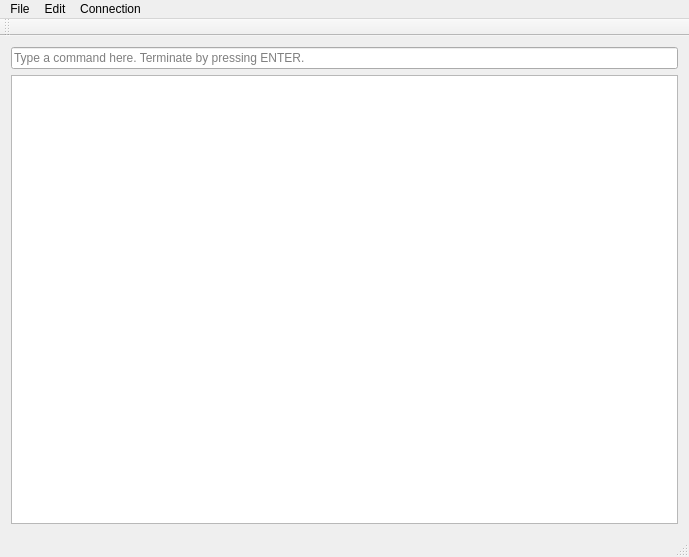
Before: the Qt Designer form mainwindow.ui in digitallumens/dlterm, drawn with Qt 5.
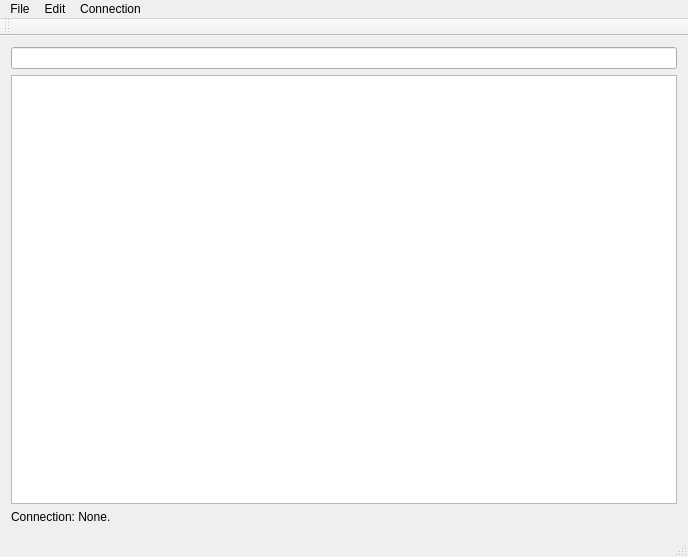
After: the same form once the commit is applied.

Diff of the .ui file:
```diff
--- a/mainwindow.ui
+++ b/mainwindow.ui
@@ -6,29 +6,42 @@
    <rect>
     <x>0</x>
     <y>0</y>
-    <width>689</width>
+    <width>688</width>
     <height>557</height>
    </rect>
   </property>
+  <property name="sizePolicy">
+   <sizepolicy hsizetype="Minimum" vsizetype="Minimum">
+    <horstretch>0</horstretch>
+    <verstretch>0</verstretch>
+   </sizepolicy>
+  </property>
   <property name="windowTitle">
    <string>MainWindow</string>
   </property>
   <widget class="QWidget" name="centralWidget">
-   <layout class="QVBoxLayout" name="verticalLayout">
-    <item>
+   <layout class="QGridLayout" name="gridLayout">
+    <item row="0" column="0">
      <widget class="QLineEdit" name="lineEdit">
       <property name="placeholderText">
-       <string>Type a command here. Terminate by pressing ENTER.</string>
+       <string/>
       </property>
      </widget>
     </item>
-    <item>
+    <item row="1" column="0">
      <widget class="QPlainTextEdit" name="plainTextEdit">
       <property name="readOnly">
        <bool>true</bool>
       </property>
      </widget>
     </item>
+    <item row="2" column="0">
+     <widget class="QLabel" name="label">
+      <property name="text">
+       <string>Connection: None.</string>
+      </property>
+     </widget>
+    </item>
    </layout>
   </widget>
   <widget class="QMenuBar" name="menuBar">
@@ -36,7 +49,7 @@
     <rect>
      <x>0</x>
      <y>0</y>
-     <width>689</width>
+     <width>688</width>
      <height>22</height>
     </rect>
    </property>
```
Left out of the diff: 2 changed lines with no effect on the pictures.
